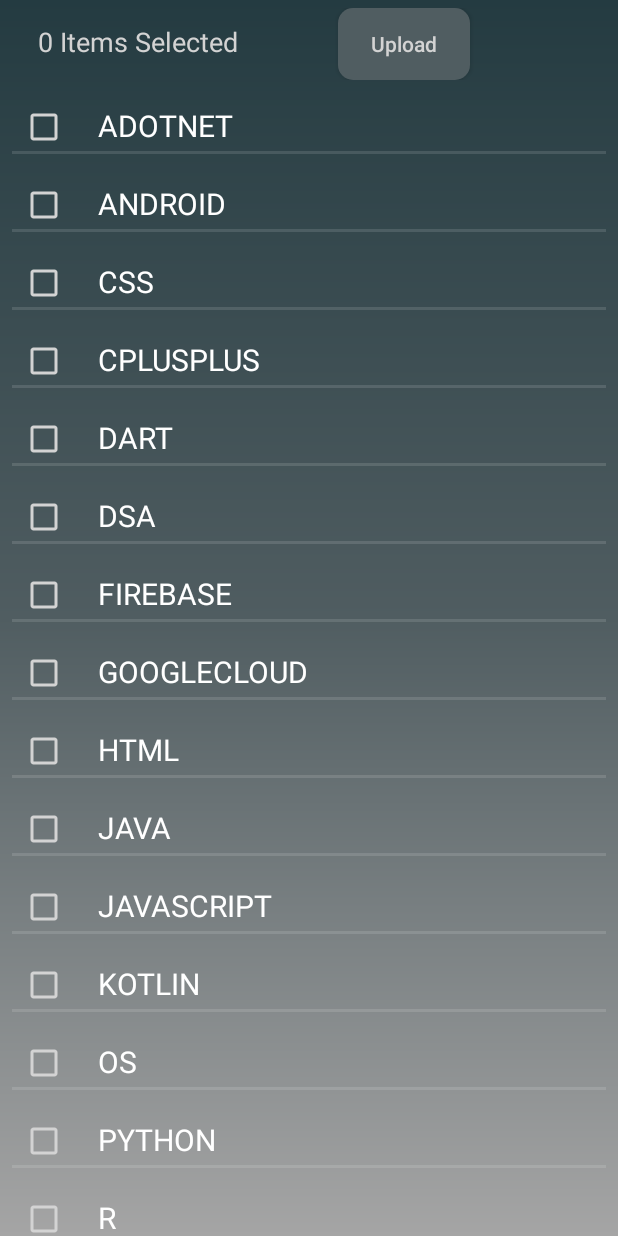
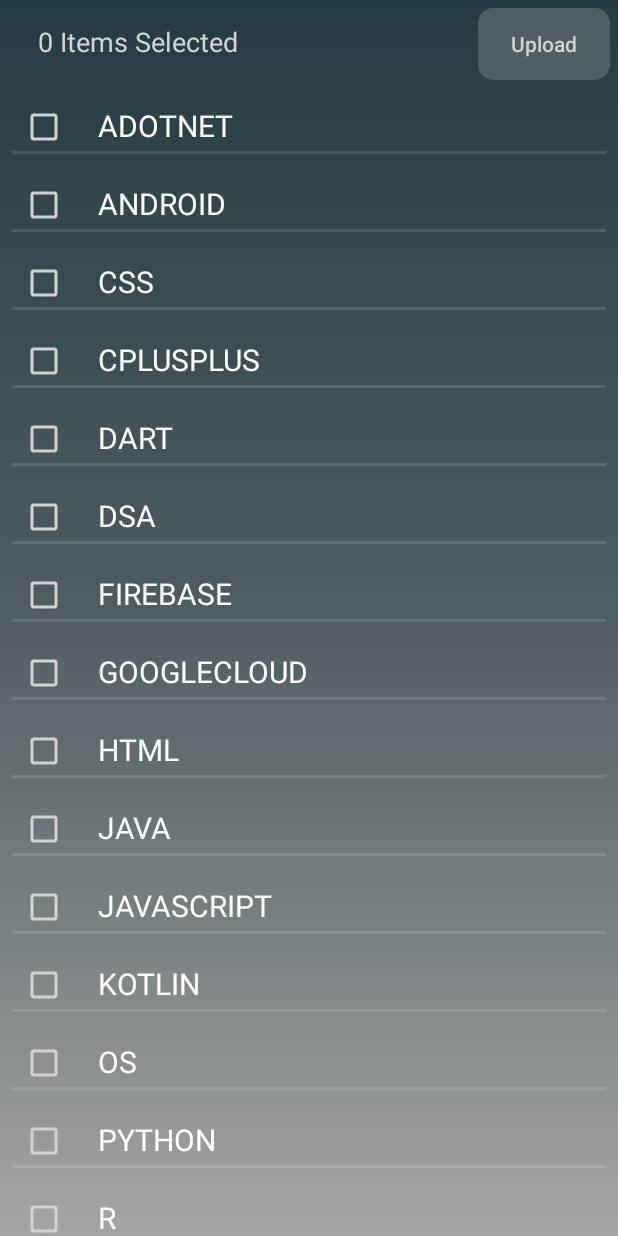
Before and after one commit to narendraanjana09/Coding_Aid, an Android app: the helperActivity screen opened directly, with no data from a screen before it, on a phone screen of 412 x 824 dp. Run offline under Robolectric (Android 15) with nearby library versions, the phone set to English and light mode, and no system bars; our stand-ins replace Firebase (no records; nobody signed in at launch, a user with empty details on screens opened directly); libraries missing offline, so code that uses them is left out: org.jitsi.meet; Roboto replaces fonts that are not available here; 5 statements that could not run were skipped.

Commit message:
Second Commit

```diff
--- a/app/src/main/java/com/nsa/CodingAid/MainActivity.java
+++ b/app/src/main/java/com/nsa/CodingAid/MainActivity.java
@@ -104,7 +104,7 @@ public class MainActivity extends AppCompatActivity{
 
         for(int i=0;i<model.getFields().size();i++){
             if(b){
-                reference_fields.child(model.getFields().get(i)).child(model.getId()).setValue("available");
+                reference_fields.child(model.getFields().get(i)).child(model.getId()).setValue(model.getName());
             }else{
                 reference_fields.child(model.getFields().get(i)).child(model.getId()).removeValue();
             }
--- a/app/src/main/res/layout/activity_helper.xml
+++ b/app/src/main/res/layout/activity_helper.xml
@@ -20,7 +20,7 @@
 
         <TextView
             android:id="@+id/countTextView"
-            android:layout_width="wrap_content"
+            android:layout_width="0dp"
             android:layout_height="wrap_content"
             android:layout_marginStart="20dp"
             android:layout_weight="4"
@@ -29,29 +29,28 @@
             android:textSize="18sp" />
 
         <Button
-            android:id="@+id/uploadBtn"
-            android:layout_width="wrap_content"
-            android:layout_height="wrap_content"
-            android:onClick="uploadData"
-            android:layout_marginEnd="5dp"
-            android:background="@drawable/round_btn"
-            android:textAllCaps="false"
-            android:text="Upload"
-            android:textColor="@color/white"
-             />
-
-        <Button
             android:id="@+id/cancelbtn"
             android:layout_width="wrap_content"
             android:layout_height="wrap_content"
             android:background="@drawable/round_btn"
             android:gravity="center"
+            android:layout_marginEnd="5dp"
             android:onClick="cancelEdit"
             android:text="Cancel"
             android:textAllCaps="false"
             android:textColor="@color/white"
             android:visibility="invisible" />
 
+        <Button
+            android:id="@+id/uploadBtn"
+            android:layout_width="wrap_content"
+            android:layout_height="wrap_content"
+            android:onClick="uploadData"
+            android:background="@drawable/round_btn"
+            android:textAllCaps="false"
+            android:text="Upload"
+            android:textColor="@color/white"
+            />
 
 
     </LinearLayout>
```
